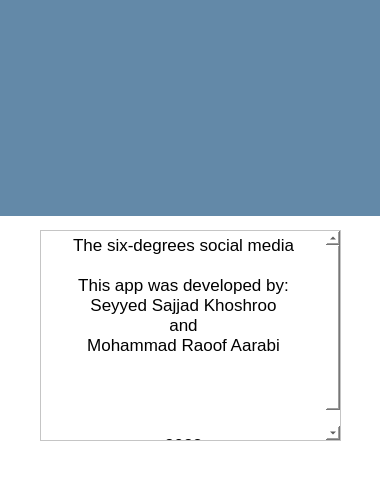
Qt form Client/aboutdialog.ui (sajjadkhoshrooo/six-degrees) before a commit.
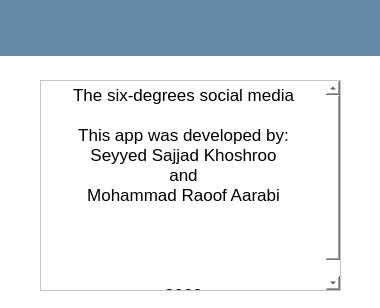
The same form after that commit.

```diff
--- a/Client/aboutdialog.ui
+++ b/Client/aboutdialog.ui
@@ -7,7 +7,7 @@
     <x>0</x>
     <y>0</y>
     <width>380</width>
-    <height>480</height>
+    <height>308</height>
    </rect>
   </property>
   <property name="windowTitle">
@@ -22,7 +22,7 @@
      <x>-7</x>
      <y>-5</y>
      <width>391</width>
-     <height>221</height>
+     <height>61</height>
     </rect>
    </property>
    <property name="styleSheet">
@@ -36,7 +36,7 @@
    <property name="geometry">
     <rect>
      <x>40</x>
-     <y>230</y>
+     <y>80</y>
      <width>301</width>
      <height>211</height>
     </rect>
```
